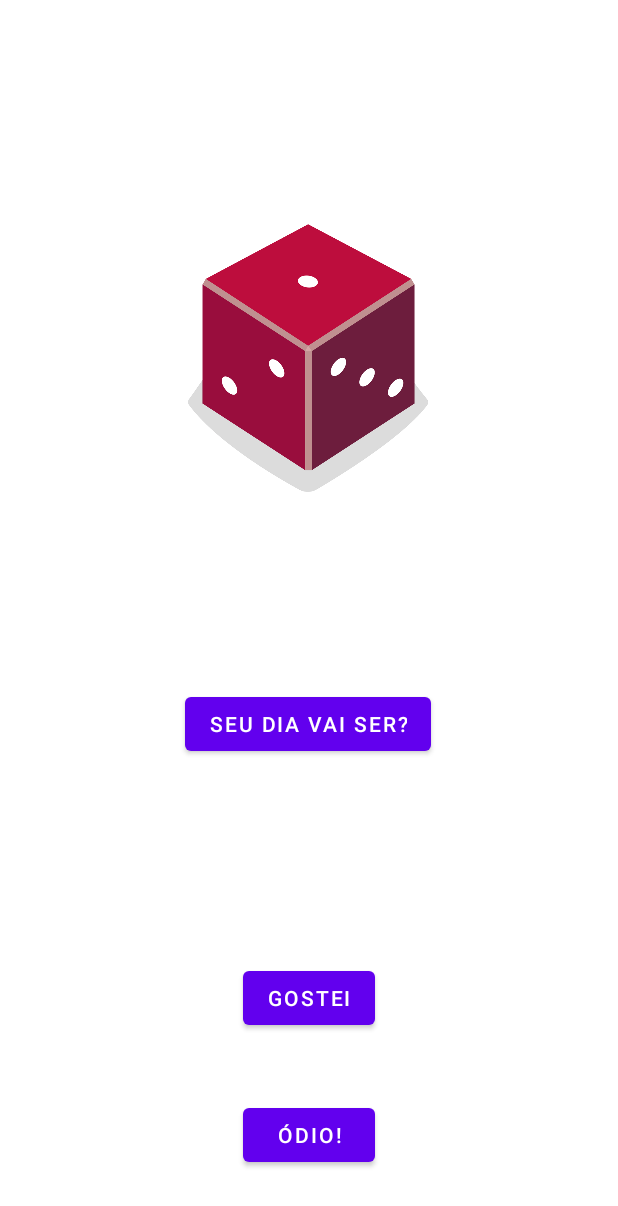
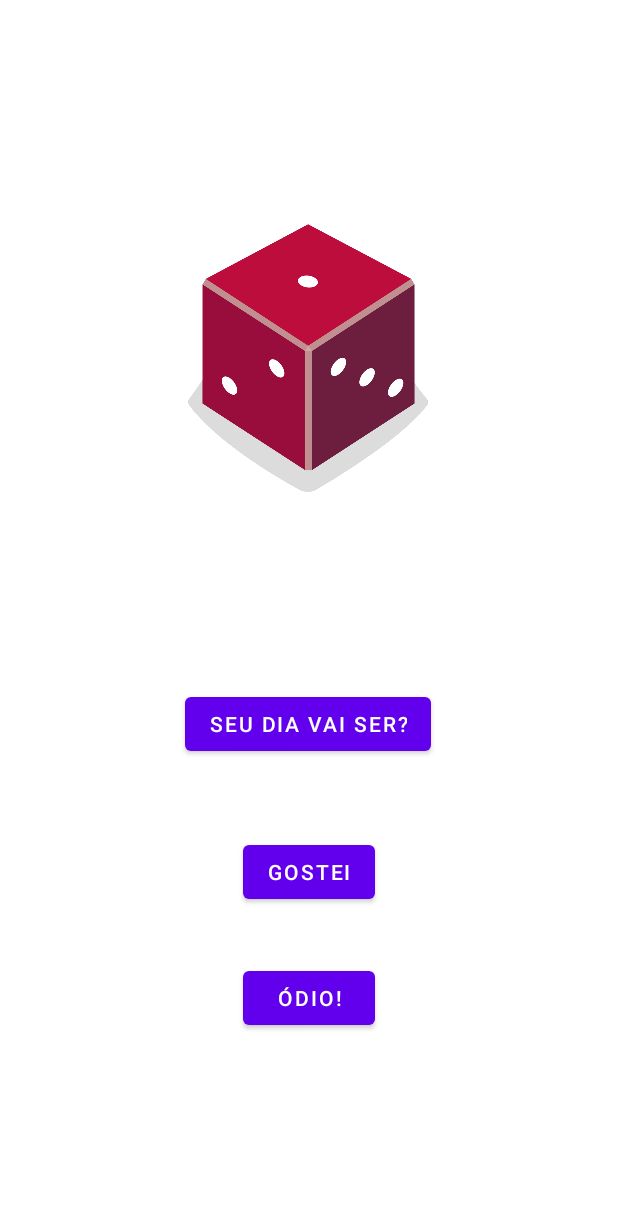
Before and after one commit to amalagoli79/malagoli, an Android app: the layout activity_main.xml on its own in the app's theme, with its tools: preview values and no code run, on a phone screen of 412 x 824 dp. Shown: the top 1206 px of the screen. Run offline under Robolectric (Android 15) with nearby library versions, the phone set to English and light mode, and no system bars.

Commit message:
v1.previsao

```diff
--- a/DiceRoller.Giuliano/app/src/main/res/layout/activity_main.xml
+++ b/DiceRoller.Giuliano/app/src/main/res/layout/activity_main.xml
@@ -52,7 +52,7 @@
         app:layout_constraintBottom_toBottomOf="parent"
         app:layout_constraintEnd_toEndOf="parent"
         app:layout_constraintStart_toStartOf="parent"
-        app:layout_constraintTop_toBottomOf="@+id/button" />
+        app:layout_constraintTop_toBottomOf="@+id/imageView" />
 
     <Button
         android:id="@+id/button4"
@@ -62,7 +62,7 @@
         app:layout_constraintBottom_toBottomOf="parent"
         app:layout_constraintEnd_toEndOf="parent"
         app:layout_constraintStart_toStartOf="parent"
-        app:layout_constraintTop_toBottomOf="@+id/button3" />
+        app:layout_constraintTop_toBottomOf="@+id/button" />
 
 
 </androidx.constraintlayout.widget.ConstraintLayout>
```
